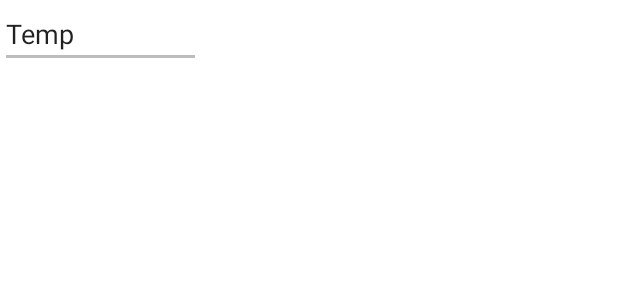
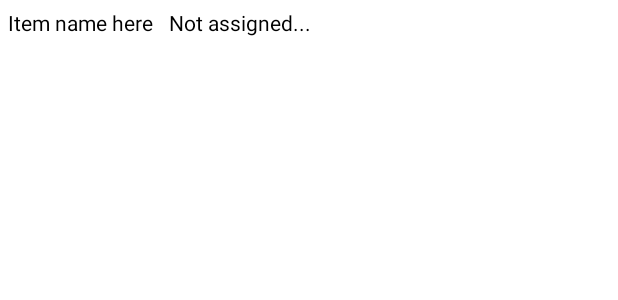
Before and after one commit to tbostanche/RoomMateys, an Android app: the layout shopping_list_adapter_layout.xml on its own in the app's theme, with its tools: preview values and no code run, on a phone screen of 412 x 824 dp. Shown: the top 300 px of the screen. Run offline under Robolectric (Android 15) with nearby library versions, the phone set to English and light mode, and no system bars.

Commit message:
Users are now able to assign Shopping list items to different housemates.

```diff
--- a/app/src/main/res/layout/shopping_list_adapter_layout.xml
+++ b/app/src/main/res/layout/shopping_list_adapter_layout.xml
@@ -1,6 +1,22 @@
 <?xml version="1.0" encoding="utf-8"?>
-<EditText xmlns:android="http://schemas.android.com/apk/res/android"
-    android:layout_width="wrap_content"
-    android:layout_height="wrap_content"
-    android:hint="Add item here..."
-    android:text="Temp"/>
+
+<LinearLayout xmlns:android="http://schemas.android.com/apk/res/android"
+    android:layout_width="match_parent"
+    android:layout_height="match_parent"
+    android:orientation="horizontal" >
+
+    <TextView xmlns:android="http://schemas.android.com/apk/res/android"
+        android:id="@+id/shoppingItem"
+        android:layout_width="wrap_content"
+        android:layout_height="wrap_content"
+        android:text="Item name here"
+        android:padding="5dp"/>
+
+    <TextView
+        android:id="@+id/assignedHousemate"
+        android:layout_width="wrap_content"
+        android:layout_height="wrap_content"
+        android:text="Not assigned..."
+        android:padding="5dp"/>
+
+</LinearLayout>
```
Also changed, not shown: app/src/main/java/com/example/roommateys/CustomAdapter.java (added, +37 -0 lines), app/src/main/java/com/example/roommateys/HouseLocationDialog.java (+8 -3 lines), app/src/main/java/com/example/roommateys/ShoppingActivity.java (+71 -25 lines), app/src/main/java/com/example/roommateys/ShoppingItem.java (added, +29 -0 lines), app/src/main/java/com/example/roommateys/ShoppingList.java (+6 -6 lines), app/src/main/res/menu/shopping_list_long_click_menu.xml (added, +10 -0 lines).
